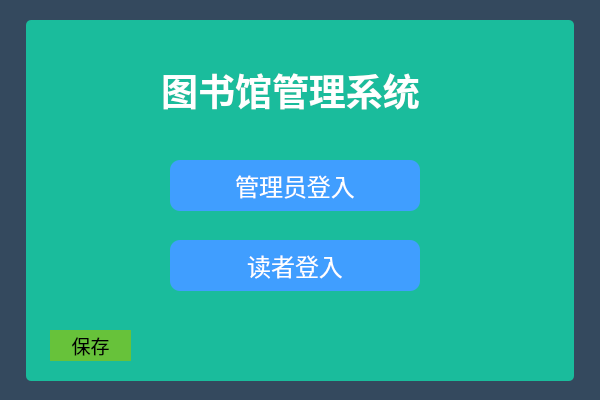
litsum/library_system, file libraryproject/librarysystem.ui: the form before one commit.
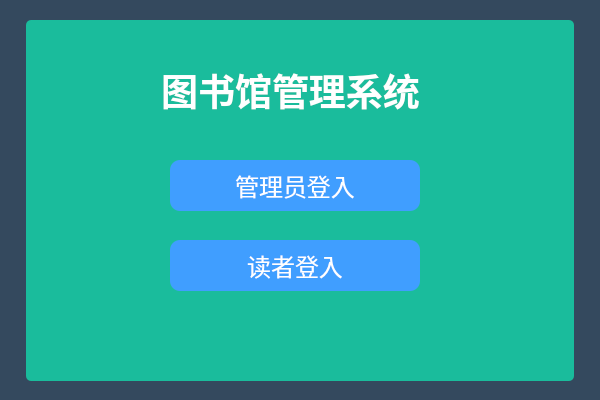
The form after the commit.

```diff
--- a/libraryproject/librarysystem.ui
+++ b/libraryproject/librarysystem.ui
@@ -32,28 +32,6 @@
     <string>&lt;html&gt;&lt;head/&gt;&lt;body&gt;&lt;p align=&quot;center&quot;&gt;&lt;span style=&quot; font-size:28pt; font-weight:700; color:#ffffff;&quot;&gt;图书馆管理系统&lt;/span&gt;&lt;/p&gt;&lt;/body&gt;&lt;/html&gt;</string>
    </property>
   </widget>
-  <widget class="QPushButton" name="close">
-   <property name="geometry">
-    <rect>
-     <x>50</x>
-     <y>330</y>
-     <width>81</width>
-     <height>31</height>
-    </rect>
-   </property>
-   <property name="font">
-    <font>
-     <pointsize>14</pointsize>
-    </font>
-   </property>
-   <property name="styleSheet">
-    <string notr="true">background-color: rgb(103, 194, 58);
-border-radius:30px ;</string>
-   </property>
-   <property name="text">
-    <string>保存</string>
-   </property>
-  </widget>
   <widget class="QPushButton" name="ad">
    <property name="geometry">
     <rect>
```
Left out of the diff: 1 changed line with no effect on the pictures.
